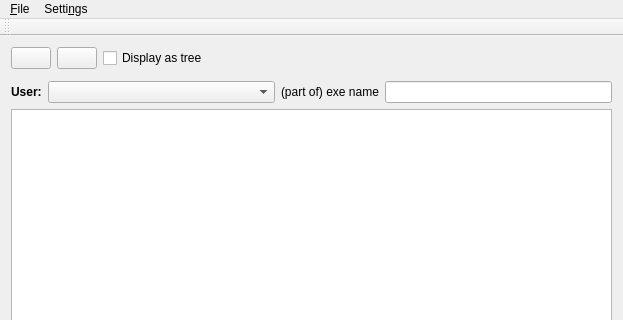
iddekingej/procgui, file src/ui/procgui.ui: the form before one commit; both pictures show x 0 to 623 and y 0 to 320 of the 623 by 522 pixel window.
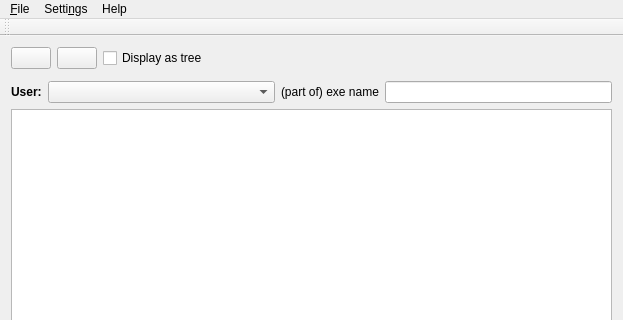
The form after the commit. Icons and pictures are not drawn.

The edit to the form file:
```diff
--- a/src/ui/procgui.ui
+++ b/src/ui/procgui.ui
@@ -180,7 +180,7 @@
      <x>0</x>
      <y>0</y>
      <width>623</width>
-     <height>29</height>
+     <height>30</height>
     </rect>
    </property>
    <widget class="QMenu" name="menu_File">
@@ -195,8 +195,15 @@
     </property>
     <addaction name="actionFields"/>
    </widget>
+   <widget class="QMenu" name="menuHelp">
+    <property name="title">
+     <string>Help</string>
+    </property>
+    <addaction name="actionAbout"/>
+   </widget>
    <addaction name="menu_File"/>
    <addaction name="menuSettings"/>
+   <addaction name="menuHelp"/>
   </widget>
   <widget class="QToolBar" name="mainToolBar">
    <attribute name="toolBarArea">
```
Left out of the diff: 5 changed lines with no effect on the pictures.
